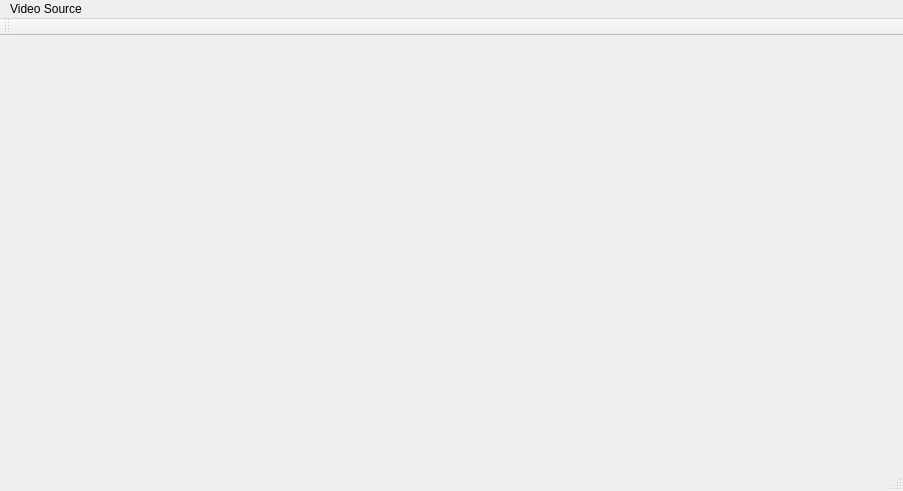
Above: simulation/src/gui/QSimulator.ui from sebbae/bassma before the change. Below: the same form after it.
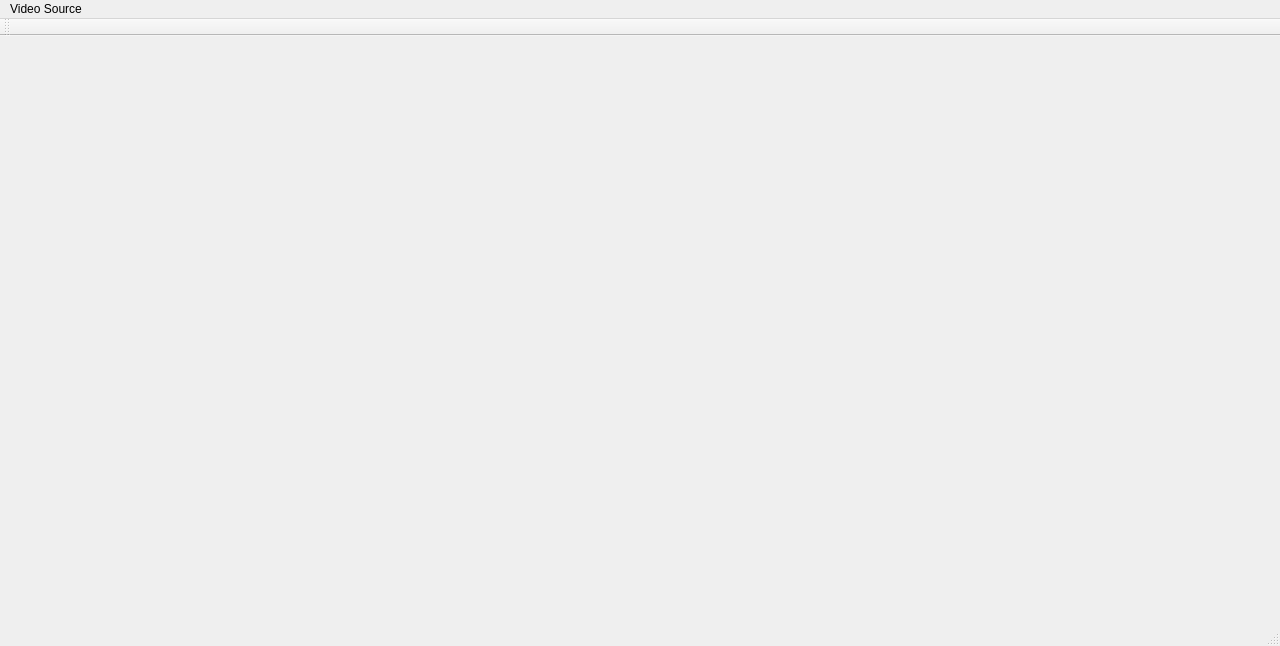
That is the form after the change. Custom widgets are drawn as their Qt base class.

Commit message: extracted ball detector

What changed in the file:
```diff
--- a/simulation/src/gui/QSimulator.ui
+++ b/simulation/src/gui/QSimulator.ui
@@ -6,8 +6,8 @@
    <rect>
     <x>0</x>
     <y>0</y>
-    <width>903</width>
-    <height>491</height>
+    <width>1280</width>
+    <height>621</height>
    </rect>
   </property>
   <property name="windowTitle">
@@ -18,37 +18,6 @@
     <item row="0" column="0">
      <layout class="QGridLayout" name="videoLayout">
       <item row="0" column="1">
-       <widget class="QWidget" name="source" native="true">
-        <property name="minimumSize">
-         <size>
-          <width>320</width>
-          <height>240</height>
-         </size>
-        </property>
-        <property name="maximumSize">
-         <size>
-          <width>640</width>
-          <height>480</height>
-         </size>
-        </property>
-        <layout class="QVBoxLayout" name="verticalLayout_3">
-         <item>
-          <spacer name="verticalSpacer">
-           <property name="orientation">
-            <enum>Qt::Vertical</enum>
-           </property>
-           <property name="sizeHint" stdset="0">
-            <size>
-             <width>20</width>
-             <height>40</height>
-            </size>
-           </property>
-          </spacer>
-         </item>
-        </layout>
-       </widget>
-      </item>
-      <item row="0" column="2">
        <widget class="bassma::QOpenCVWidget" name="processed" native="true">
         <property name="minimumSize">
          <size>
@@ -65,6 +34,42 @@
         <layout class="QVBoxLayout" name="verticalLayout_4"/>
        </widget>
       </item>
+      <item row="1" column="1">
+       <widget class="QWidget" name="empty" native="true"/>
+      </item>
+      <item row="0" column="0">
+       <widget class="QWidget" name="source" native="true">
+        <property name="minimumSize">
+         <size>
+          <width>320</width>
+          <height>240</height>
+         </size>
+        </property>
+        <property name="maximumSize">
+         <size>
+          <width>640</width>
+          <height>480</height>
+         </size>
+        </property>
+        <layout class="QVBoxLayout" name="verticalLayout_3"/>
+       </widget>
+      </item>
+      <item row="1" column="0">
+       <widget class="bassma::QBallDetector" name="detector" native="true">
+        <property name="minimumSize">
+         <size>
+          <width>0</width>
+          <height>320</height>
+         </size>
+        </property>
+        <property name="maximumSize">
+         <size>
+          <width>16777215</width>
+          <height>640</height>
+         </size>
+        </property>
+       </widget>
+      </item>
      </layout>
     </item>
    </layout>
@@ -74,7 +79,7 @@
     <rect>
      <x>0</x>
      <y>0</y>
-     <width>903</width>
+     <width>1280</width>
      <height>21</height>
     </rect>
    </property>
@@ -115,6 +120,12 @@
    <header>QOpenCVWidget.h</header>
    <container>1</container>
   </customwidget>
+  <customwidget>
+   <class>bassma::QBallDetector</class>
+   <extends>QWidget</extends>
+   <header>QBallDetector.h</header>
+   <container>1</container>
+  </customwidget>
  </customwidgets>
  <resources/>
  <connections/>
```
The commit also changes 13 other files.
